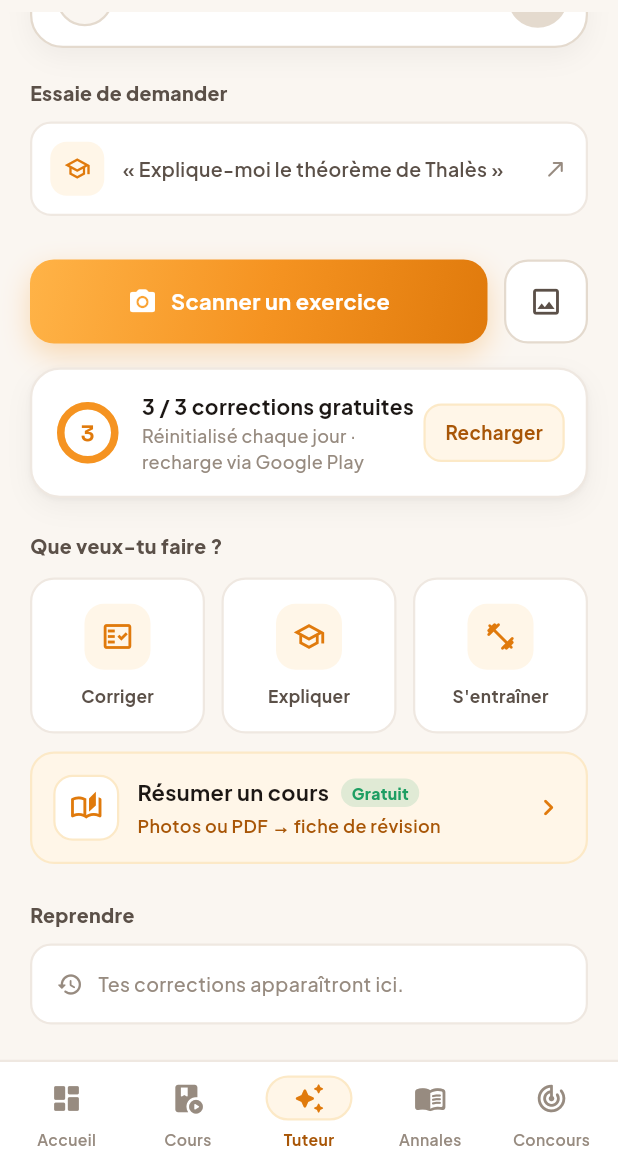
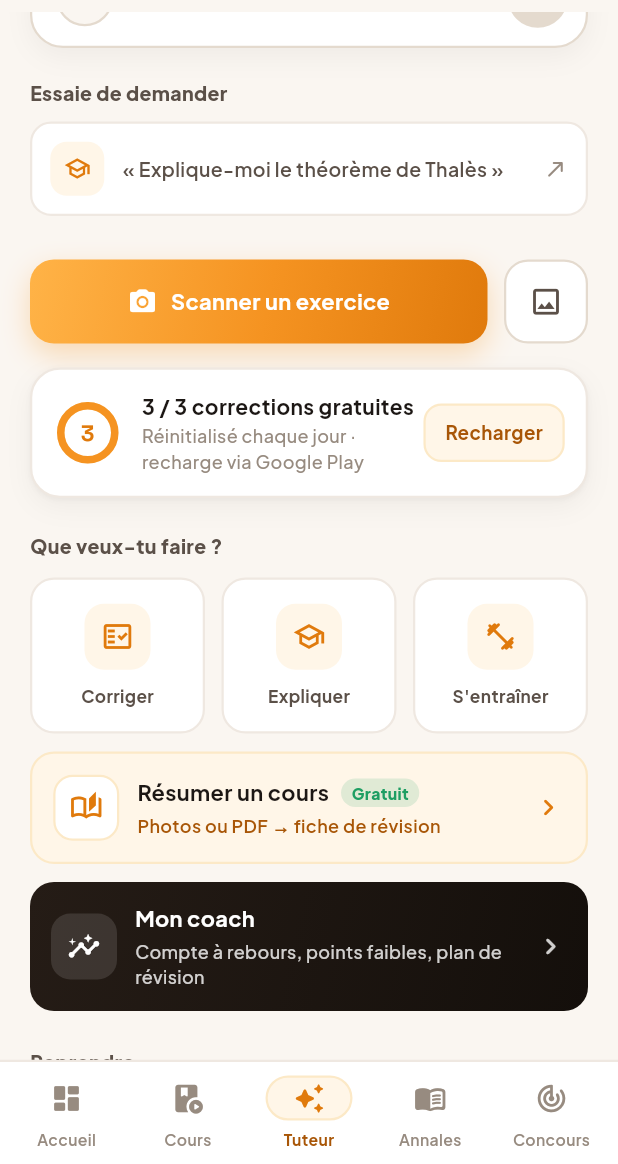
Before and after one commit to ludagg/onbuch-v2, a Flutter app: the TutorHubScreen screen opened by its route, scrolled down 224 dp, on a phone screen of 412 x 824 dp, the part 72-1236 px from its top. Run offline on Flutter 3.47's test engine with Material 3 defaults, Android fonts, the phone set to English and light mode, and no system bars; our stand-ins replace appwrite, camera, file_picker, firebase_core, firebase_messaging, fl_chart and 11 more; missing offline and left inert: gpt_markdown; accounts and stored records are empty; network calls fail.

Commit message:
Agent Léo — Phase 4 : tableau de bord Coach (compte à rebours, points faibles, plan)
Nouvel écran /tutor/coach (data-driven, sans backend neuf) :
- compte à rebours examen (profil examen × collection exams)
- points faibles (topic_mastery, du plus faible au plus fort, anneaux)
- révisions du jour (review_queue) + plan de la semaine (focus dédupliqué)
- « Démarrer ma session » → QCM du chapitre prioritaire
+ DatabaseService.weakChapters(), modèle MasteryItem, carte « Mon coach » sur le hub.

Reste pour finir la Phase 4 : mode examen blanc chronométré.

Co-Authored-By: Claude Opus 4.8 (1M context) <noreply@anthropic.com>
Claude-Session: https://claude.ai/code/session_01SyEdjYbgCw9yPqHpuvtDDx

```diff
--- a/lib/models/review.dart
+++ b/lib/models/review.dart
@@ -24,3 +24,28 @@ class ReviewItem {
 
   bool get isDue => !dueAt.isAfter(DateTime.now());
 }
+
+/// Maîtrise d'un chapitre (collection `topic_mastery`), pour le coach.
+class MasteryItem {
+  final String chapterId;
+  final String subject;
+  final String topic;
+  final double mastery; // 0..1
+  final int attempts;
+
+  const MasteryItem({
+    required this.chapterId,
+    required this.subject,
+    required this.topic,
+    required this.mastery,
+    required this.attempts,
+  });
+
+  factory MasteryItem.fromDoc(Map<String, dynamic> d) => MasteryItem(
+        chapterId: (d['chapterId'] ?? '').toString(),
+        subject: (d['subject'] ?? '').toString(),
+        topic: (d['topic'] ?? '').toString(),
+        mastery: ((d['mastery'] as num?)?.toDouble() ?? 0).clamp(0, 1).toDouble(),
+        attempts: (d['attempts'] as num?)?.toInt() ?? 0,
+      );
+}
--- a/lib/router/app_router.dart
+++ b/lib/router/app_router.dart
@@ -1,5 +1,4 @@
 import 'dart:typed_data';
-import 'package:flutter/material.dart';
 import 'package:go_router/go_router.dart';
 import '../screens/onboarding/splash_screen.dart';
 import '../screens/onboarding/value_screens.dart';
@@ -20,6 +19,7 @@ import '../screens/annales/annale_detail_screen.dart';
 import '../screens/annales/pdf_reader_screen.dart';
 import '../screens/annales/video_corrige_screen.dart';
 import '../screens/tutor/tutor_hub_screen.dart';
+import '../screens/tutor/tutor_coach_screen.dart';
 import '../screens/tutor/tutor_camera_screen.dart';
 import '../screens/tutor/tutor_correction_screen.dart';
 import '../screens/tutor/tutor_similar_screen.dart';
@@ -184,6 +184,7 @@ final appRouter = GoRouter(
               },
             ),
             GoRoute(path: 'similar', builder: (_, __) => const TutorSimilarScreen()),
+            GoRoute(path: 'coach', builder: (_, __) => const TutorCoachScreen()),
             GoRoute(path: 'corriger', builder: (_, __) => const TutorCorrigerScreen()),
             GoRoute(path: 'expliquer', builder: (_, __) => const TutorExpliquerScreen()),
             GoRoute(path: 'entrainer', builder: (_, __) => const TutorEntrainerScreen()),
--- a/lib/screens/tutor/tutor_hub_screen.dart
+++ b/lib/screens/tutor/tutor_hub_screen.dart
@@ -283,6 +283,8 @@ class _TutorHubScreenState extends State<TutorHubScreen> {
           ]),
           const SizedBox(height: 12),
           _summaryCard(),
+          const SizedBox(height: 12),
+          _coachCard(),
           const SizedBox(height: 24),
 
           // ── Révisions du jour (révision espacée) ──────────────────────────
@@ -520,6 +522,38 @@ class _TutorHubScreenState extends State<TutorHubScreen> {
     if (mounted) setState(() => _due = _db.dueReviews());
   }
 
+  // Carte « Mon coach » → tableau de bord (compte à rebours, points faibles…).
+  Widget _coachCard() {
+    return GestureDetector(
+      onTap: () async {
+        await context.push('/tutor/coach');
+        if (mounted) setState(() => _due = _db.dueReviews());
+      },
+      child: Container(
+        padding: const EdgeInsets.all(14),
+        decoration: BoxDecoration(
+          gradient: const LinearGradient(begin: Alignment.topLeft, end: Alignment.bottomRight, colors: [OC.darkHero, OC.darkHero2]),
+          borderRadius: BorderRadius.circular(16),
+        ),
+        child: Row(children: [
+          Container(
+            width: 44, height: 44,
+            decoration: BoxDecoration(color: Colors.white.withValues(alpha: 0.12), borderRadius: BorderRadius.circular(13)),
+            child: const Icon(Icons.insights_rounded, size: 22, color: Colors.white),
+          ),
+          const SizedBox(width: 12),
+          Expanded(child: Column(crossAxisAlignment: CrossAxisAlignment.start, children: [
+            Text('Mon coach', style: body(14.5, weight: FontWeight.w700, color: Colors.white)),
+            const SizedBox(height: 3),
+            Text('Compte à rebours, points faibles, plan de révision',
+                style: body(12, color: Colors.white.withValues(alpha: 0.8), weight: FontWeight.w500)),
+          ])),
+          Icon(Icons.chevron_right_rounded, color: Colors.white.withValues(alpha: 0.8), size: 22),
+        ]),
+      ),
+    );
+  }
+
   Widget _reviewTile(ReviewItem r) {
     final label = r.topic.isNotEmpty ? r.topic : 'Chapitre à réviser';
     return GestureDetector(
```
Also changed, not shown: lib/screens/tutor/tutor_coach_screen.dart (added, +322 -0 lines), lib/services/database_service.dart (+19 -0 lines).
